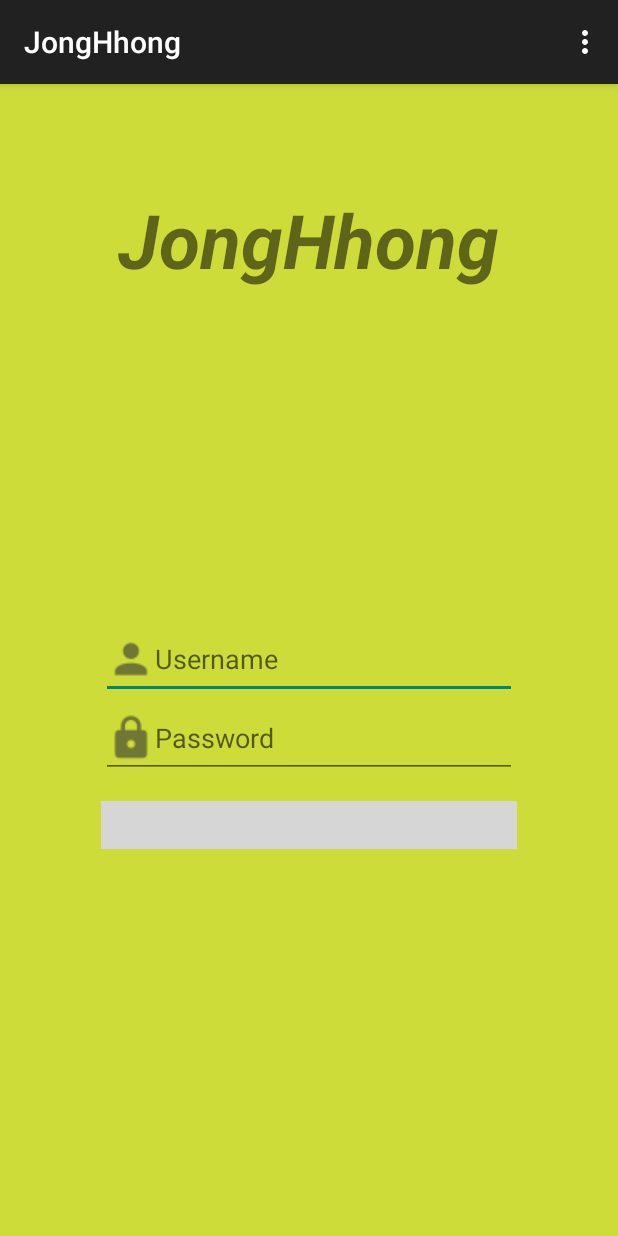
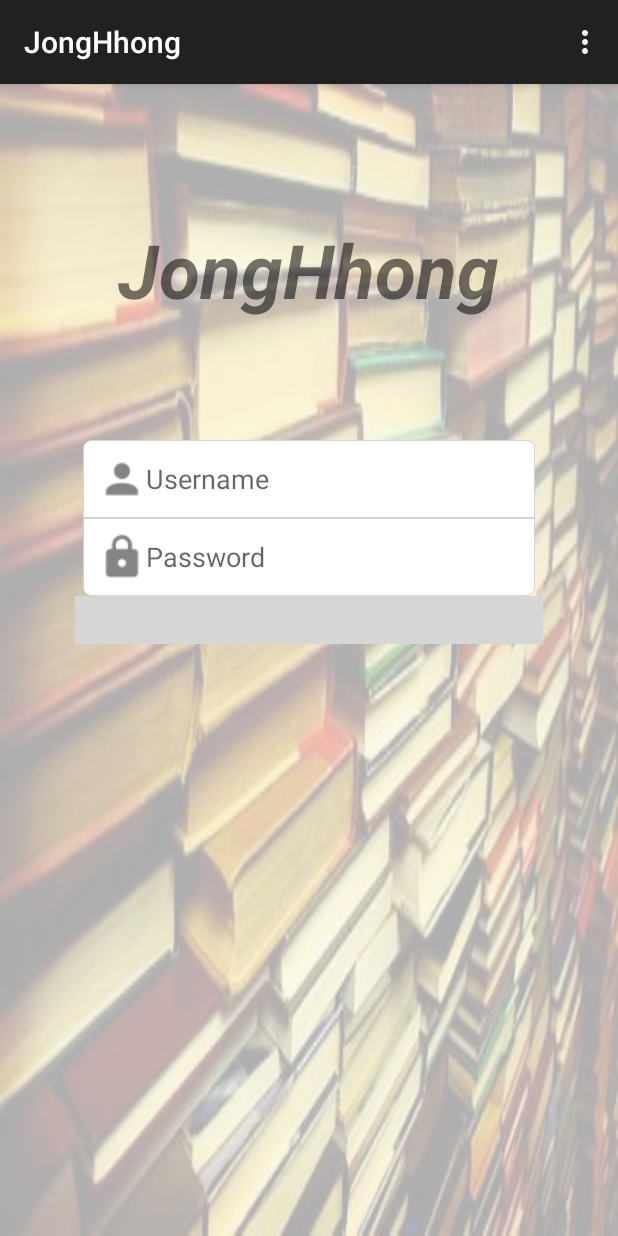
Before and after one commit to narongpon57/JongHhong, an Android app: the screen it shows after launch (MainActivity), on a phone screen of 412 x 824 dp. Run offline under Robolectric (Android 15) with nearby library versions, the phone set to English and light mode, and no system bars; libraries missing offline, so code that uses them is left out: com.gc.materialdesign; plain views replace ButtonRectangle; 2 statements that could not run were skipped; grey boxes are pictures that could not be loaded.

Commit message:
ep 6 full login

```diff
--- a/app/src/main/java/com/example/narongpon/jonghhong/MainActivity.java
+++ b/app/src/main/java/com/example/narongpon/jonghhong/MainActivity.java
@@ -3,12 +3,14 @@ package com.example.narongpon.jonghhong;
 import android.content.Intent;
 import android.support.v7.app.ActionBarActivity;
 import android.os.Bundle;
+import android.util.Log;
 import android.view.Menu;
 import android.view.MenuItem;
 import android.view.View;
 import android.widget.EditText;
 
 import com.gc.materialdesign.views.ButtonRectangle;
+import com.gc.materialdesign.widgets.Dialog;
 
 
 public class MainActivity extends ActionBarActivity {
@@ -34,10 +36,21 @@ public class MainActivity extends ActionBarActivity {
             public void onClick(View v) {
                 String txtUser = edtUser.getText().toString();
                 String txtPass = edtPass.getText().toString();
-
+                Dialog dialog;
+                Log.e("test","out");
                 if(txtUser.equals("zdbw0057") && txtPass.equals("123456")) {
-                    Intent i = new Intent(getApplicationContext(),JHCheckRoom.class);
+                    Intent i = new Intent(getApplicationContext(), JHCheckRoom.class);
                     startActivity(i);
+                } else if (txtUser.equals("") || txtPass.equals("")){
+                    Log.e("test","1");
+                    dialog = new Dialog(getApplication(),"Error!","Please input Username and Password");
+                    Log.e("test","2");
+                    dialog.show();
+                    Log.e("test","3");
+                } else {
+                    Log.e("test","4");
+                    dialog = new Dialog(getApplication(),"Error!","Username or Password is incorrect");
+                    dialog.show();
                 }
 
             }
--- /dev/null
+++ b/app/src/main/res/drawable/edt_buttom.xml
@@ -0,0 +1,10 @@
+<?xml version="1.0" encoding="utf-8"?>
+<shape xmlns:android="http://schemas.android.com/apk/res/android"
+    android:shape="rectangle" android:padding="10dp" >
+    <solid android:color="#FFFFFF"/>
+    <stroke
+        android:width="0.5dp"
+        android:color="#d2d2d2" />
+    <corners android:bottomLeftRadius="5dp"
+        android:bottomRightRadius="5dp"/>
+</shape>
--- /dev/null
+++ b/app/src/main/res/drawable/edt_top.xml
@@ -0,0 +1,10 @@
+<?xml version="1.0" encoding="utf-8"?>
+<shape xmlns:android="http://schemas.android.com/apk/res/android"
+    android:shape="rectangle" android:padding="10dp">
+    <solid android:color="#FFFFFF"/>
+    <stroke
+        android:width="0.5dp"
+        android:color="#d2d2d2" />
+    <corners android:topLeftRadius="5dp"
+        android:topRightRadius="5dp"/>
+</shape>
--- a/app/src/main/res/layout/jh_login.xml
+++ b/app/src/main/res/layout/jh_login.xml
@@ -1,57 +1,65 @@
 <?xml version="1.0" encoding="utf-8"?>
-<RelativeLayout xmlns:android="http://schemas.android.com/apk/res/android"
+<FrameLayout xmlns:android="http://schemas.android.com/apk/res/android"
+    android:layout_width="match_parent"
+    android:layout_height="match_parent">
+    <ImageView
         android:layout_width="match_parent"
         android:layout_height="match_parent"
-    android:background="#CDDC39">
+        android:background="@drawable/bg"
+        android:alpha="0.3"/>
 
+
+    <LinearLayout
+        android:layout_width="match_parent"
+        android:layout_height="match_parent"
+        android:orientation="vertical"
+        android:padding="50dp"
+        >
 
         <TextView
             android:layout_width="wrap_content"
             android:layout_height="wrap_content"
             android:text="@string/header"
             android:textSize="50sp"
-        android:layout_centerHorizontal="true"
-        android:layout_marginTop="70dp"
+            android:layout_gravity="center_horizontal"
+            android:layout_marginTop="40dp"
             android:id="@+id/tv_header"
-        android:textStyle="bold|italic" />
+            android:textStyle="bold|italic"/>
 
         <EditText
-        android:layout_width="wrap_content"
+            android:layout_width="match_parent"
             android:layout_height="wrap_content"
             android:id="@+id/edt_user"
-        android:ems="13"
             android:maxLength="8"
-        android:layout_centerHorizontal="true"
-        android:layout_centerVertical="true"
+            android:layout_gravity="center_horizontal"
+            android:layout_marginTop="80dp"
+            android:padding="10dp"
             android:hint="Username"
-        android:drawableStart="@drawable/ic_account"
-
-        />
+            android:layout_marginLeft="5dp"
+            android:layout_marginRight="5dp"
+            android:drawableLeft="@drawable/ic_account"
+            android:background="@drawable/edt_top"/>
 
         <EditText
-        android:layout_width="wrap_content"
+            android:layout_width="match_parent"
             android:layout_height="wrap_content"
             android:id="@+id/edt_pass"
-        android:layout_alignStart="@+id/edt_user"
-        android:layout_alignEnd="@+id/edt_user"
-        android:layout_below="@+id/edt_user"
+            android:layout_gravity="center_horizontal"
+            android:padding="10dp"
             android:hint="Password"
+            android:layout_marginLeft="5dp"
+            android:layout_marginRight="5dp"
             android:inputType="textPassword"
-        android:drawableStart="@drawable/ic_lock"
-
-        />
-
+            android:drawableLeft="@drawable/ic_lock"
+            android:background="@drawable/edt_buttom"
+            android:singleLine="true"/>
 
         <com.gc.materialdesign.views.ButtonRectangle
-        android:layout_width="wrap_content"
+            android:layout_width="match_parent"
             android:layout_height="wrap_content"
             android:text="@string/loginButton"
             android:id="@+id/btn_login"
-        android:layout_centerHorizontal="true"
-        android:layout_below="@+id/edt_pass"
-        android:layout_marginTop="15dp"
-        android:background="#827717"
-        android:layout_alignStart="@+id/edt_pass"
-        android:layout_alignEnd="@+id/edt_pass"
-        />
-</RelativeLayout>
+            android:layout_gravity="center_horizontal"
+            android:background="#827717"/>
+        </LinearLayout>
+</FrameLayout>
```
Also changed, not shown: app/src/main/res/drawable-mdpi/bg.jpg (added). Lines whose indentation alone changed are shown as unchanged.
